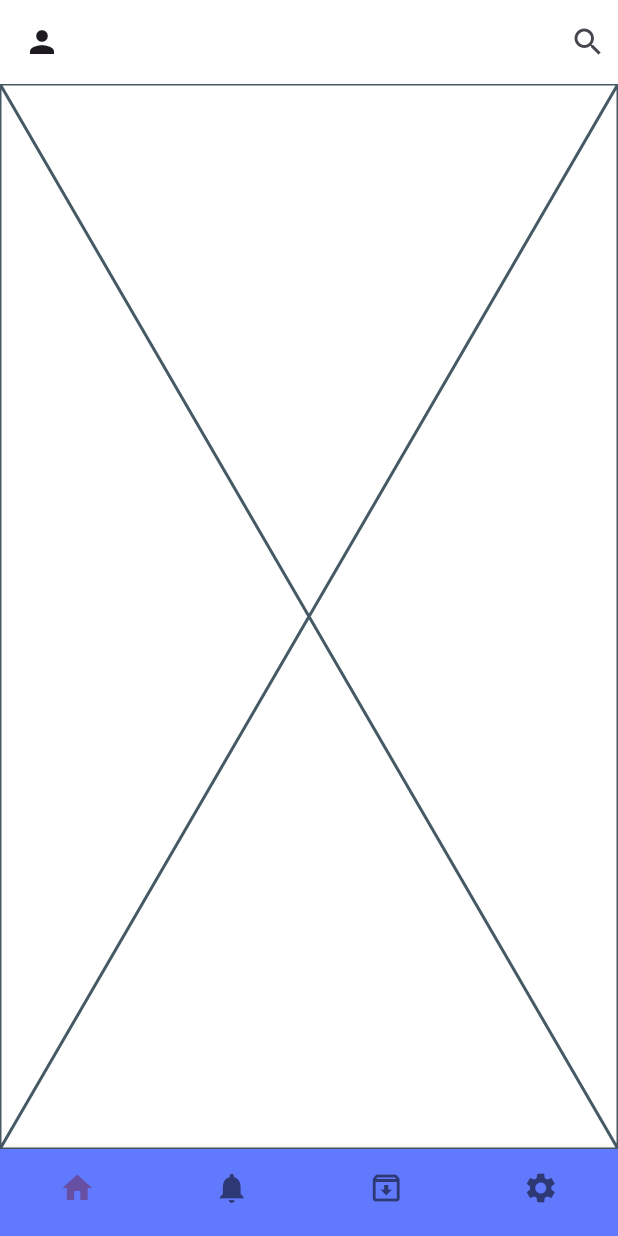
After one commit to Ibrahim3Ahmed/Collaborative-List-App, a Flutter app: the HomeScreen screen opened by its route, on a phone screen of 412 x 824 dp. The commit adds this screen. Run offline on Flutter 3.47's test engine with Material 3 defaults, Android fonts, the phone set to English and light mode, and no system bars; our stand-ins replace carousel_slider, flutter_screenutil, go_router, shared_preferences; accounts and stored records are empty.

Commit message:
+home +navBar

```diff
--- a/lib/routes/app_routs.dart
+++ b/lib/routes/app_routs.dart
@@ -6,4 +6,8 @@ class AppRoutes {
   static const String forgetPassword = '/forgetPassword';
   static const String CreateNewPasswordScreen = '/createnewpasswordscreen';
   static const String homeScreen = '/homeScreen';
+  static const String home = '/home';
+  static const String settings = '/settings';
+  static const String notification = '/notification';
+  static const String archieve = '/archieve';
 }
--- a/lib/routes/router_generation_config.dart
+++ b/lib/routes/router_generation_config.dart
@@ -1,6 +1,10 @@
 import 'package:colist_project/screens/authentication_screens/register_screen.dart';
 import 'package:colist_project/screens/authentication_screens/welcome_screen.dart';
 import 'package:colist_project/screens/home_screen.dart';
+import 'package:colist_project/screens/tabs/archieve/archieve.dart';
+import 'package:colist_project/screens/tabs/home/home.dart';
+import 'package:colist_project/screens/tabs/notications/notifications.dart';
+import 'package:colist_project/screens/tabs/settings/settings.dart';
 import 'package:go_router/go_router.dart';
 
 import '../screens/authentication_screens/CreateNewPasswordScreen.dart';
@@ -35,6 +39,22 @@ class RouterGenerationConfig {
             path: AppRoutes.homeScreen,
             name: AppRoutes.homeScreen,
             builder: (context, state) => const HomeScreen()),
+        GoRoute(
+            path: AppRoutes.home,
+            name: AppRoutes.home,
+            builder: (context, state) => const Home()),
+        GoRoute(
+            path: AppRoutes.settings,
+            name: AppRoutes.settings,
+            builder: (context, state) => const Settings()),
+        GoRoute(
+            path: AppRoutes.notification,
+            name: AppRoutes.notification,
+            builder: (context, state) => const Notifications()),
+        GoRoute(
+            path: AppRoutes.archieve,
+            name: AppRoutes.archieve,
+            builder: (context, state) => const Archieve()),
 
 
 
--- a/lib/screens/home_screen.dart
+++ b/lib/screens/home_screen.dart
@@ -1,5 +1,11 @@
-
+import 'package:colist_project/routes/app_routs.dart';
+import 'package:colist_project/screens/tabs/archieve/archieve.dart';
+import 'package:colist_project/screens/tabs/home/home.dart';
+import 'package:colist_project/screens/tabs/notications/notifications.dart';
+import 'package:colist_project/screens/tabs/settings/settings.dart';
+import 'package:colist_project/utils/constants/app_colors.dart';
 import 'package:flutter/cupertino.dart';
+import 'package:flutter/material.dart';
 
 class HomeScreen extends StatefulWidget {
   const HomeScreen({super.key});
@@ -9,8 +15,48 @@ class HomeScreen extends StatefulWidget {
 }
 
 class _HomeScreenState extends State<HomeScreen> {
+  int selectedIndex = 0;
+
   @override
   Widget build(BuildContext context) {
-    return const Placeholder();
+    List<Widget> tabs = [
+      Home(),
+      Notifications(),
+      Archieve(),
+      Settings(),
+    ];
+
+    return Scaffold(
+      appBar: AppBar(
+        backgroundColor: Colors.white,
+        elevation: 0,
+        leading: const Icon(Icons.person),
+        actions: const [
+          Padding(
+            padding: EdgeInsets.all(8.0),
+            child: Icon(Icons.search),
+          )
+        ],
+      ),
+      bottomNavigationBar: BottomNavigationBar(
+        showSelectedLabels: false,
+        showUnselectedLabels: false,
+        backgroundColor: AppColors.primaryColor,
+        currentIndex: selectedIndex,
+        type: BottomNavigationBarType.fixed,
+        onTap: (index) {
+          setState(() {
+            selectedIndex = index;
+          });
+        },
+        items: const [
+          BottomNavigationBarItem(icon: Icon(Icons.home), label: "Home"),
+          BottomNavigationBarItem(icon: Icon(Icons.notifications), label: "Notifications"),
+          BottomNavigationBarItem(icon: Icon(Icons.archive_outlined), label: "Archive"),
+          BottomNavigationBarItem(icon: Icon(Icons.settings), label: "Settings"),
+        ],
+      ),
+      body: tabs[selectedIndex],
+    );
   }
 }
--- /dev/null
+++ b/lib/screens/tabs/archieve/archieve.dart
@@ -0,0 +1,10 @@
+import 'package:flutter/material.dart';
+
+class Archieve extends StatelessWidget {
+  const Archieve({super.key});
+
+  @override
+  Widget build(BuildContext context) {
+    return const Placeholder();
+  }
+}
--- /dev/null
+++ b/lib/screens/tabs/home/home.dart
@@ -0,0 +1,10 @@
+import 'package:flutter/material.dart';
+
+class Home extends StatelessWidget {
+  const Home({super.key});
+
+  @override
+  Widget build(BuildContext context) {
+    return const Placeholder();
+  }
+}
--- /dev/null
+++ b/lib/screens/tabs/notications/notifications.dart
@@ -0,0 +1,12 @@
+import 'package:flutter/material.dart';
+
+class Notifications extends StatelessWidget {
+  const Notifications({super.key});
+
+  @override
+  Widget build(BuildContext context) {
+    return Container(
+      color: Colors.red,
+    );
+  }
+}
--- /dev/null
+++ b/lib/screens/tabs/settings/settings.dart
@@ -0,0 +1,10 @@
+import 'package:flutter/material.dart';
+
+class Settings extends StatelessWidget {
+  const Settings({super.key});
+
+  @override
+  Widget build(BuildContext context) {
+    return const Placeholder();
+  }
+}
--- a/pubspec.yaml
+++ b/pubspec.yaml
@@ -4,7 +4,7 @@ publish_to: 'none'
 version: 1.0.0+1
 
 environment:
-  sdk: '>=3.1.5 <4.0.0'
+  sdk: '>=3.3.0 <4.0.0'
 
 dependencies:
   flutter:
```
Also changed, not shown: pubspec.lock.
